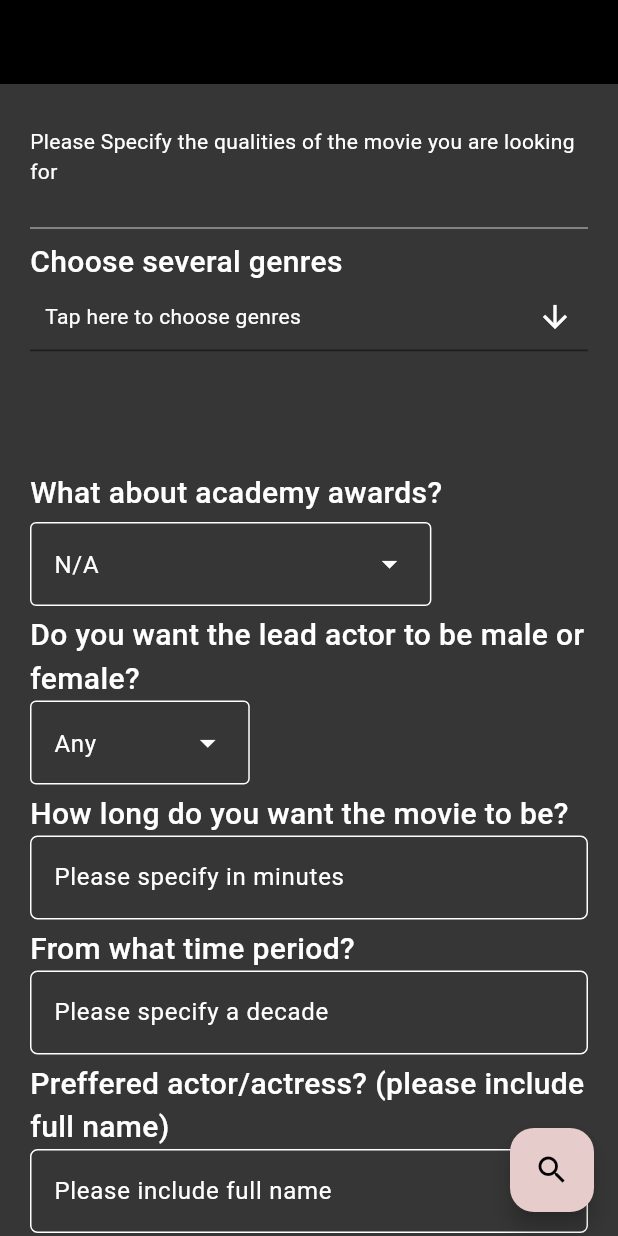
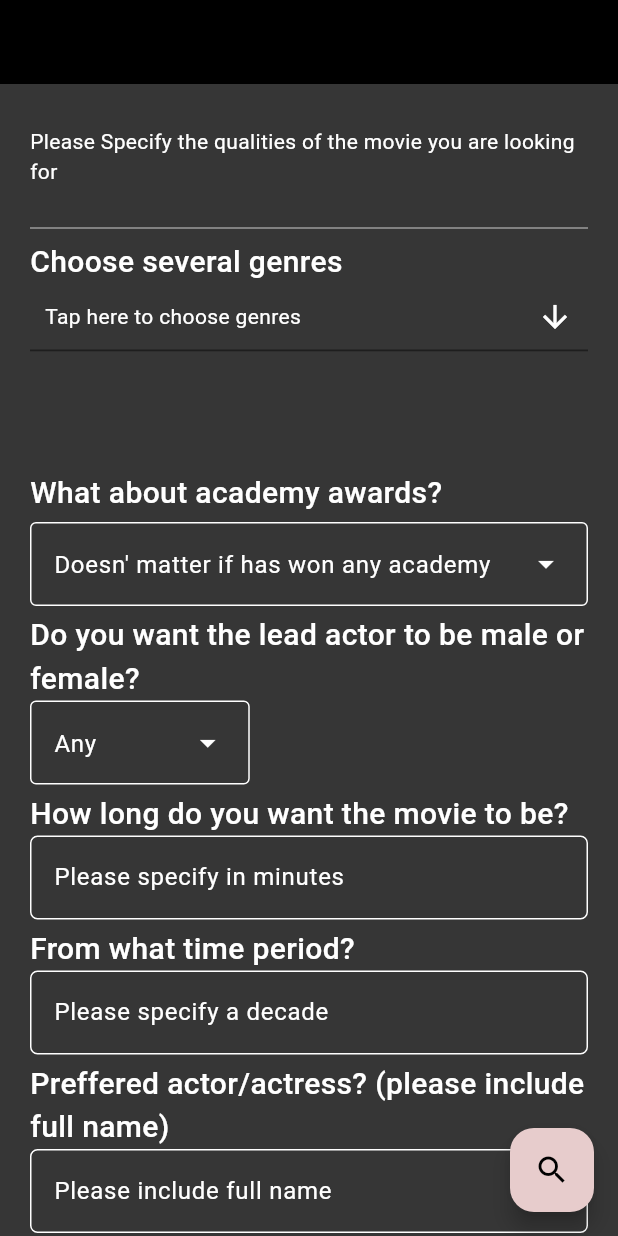
Before and after one commit to Iamyouandwhatiseeisme/CinemApp, a Flutter app: the screen it shows after launch, on a phone screen of 412 x 824 dp. Run offline on Flutter 3.47's test engine with Material 3 defaults, Android fonts, the phone set to English and light mode, and no system bars; drawn by our look-alikes of multi_select_flutter; our stand-ins replace animated_text_kit, bloc, equatable, flutter_bloc, flutter_dotenv, flutter_markdown and 2 more; Roboto replaces fonts that are missing (Telegraf).

```diff
--- a/lib/data/enum/awards.dart
+++ b/lib/data/enum/awards.dart
@@ -1,7 +1,7 @@
 enum Awards {
-  winner('Academy awards winner'),
-  nominee('Academy awards nominee'),
-  any('N/A');
+  winner('is An Academy awards winner'),
+  nominee('is An Academy awards nominee'),
+  any('doesn\' matter if has won any academy awards');
 
   const Awards(
     this.value,
--- a/lib/presentation/pages/initial_page/initial_page.dart
+++ b/lib/presentation/pages/initial_page/initial_page.dart
@@ -1,15 +1,10 @@
 // ignore_for_file: public_member_api_docs, sort_constructors_first
-import 'dart:ffi';
 
-import 'package:cinemapp/bloc/cubit/remote_data_base_cubit.dart';
 import 'package:cinemapp/bloc/cubit/remote_data_base_messanger_cubit.dart';
-import 'package:cinemapp/bloc/cubit/remote_data_base_state.dart';
-import 'package:cinemapp/presentation/pages/initial_page/widgets/message_widget.dart';
 import 'package:flutter/material.dart';
 
 import 'package:cinemapp/presentation/presentation.dart';
 import 'package:flutter_bloc/flutter_bloc.dart';
-import 'package:google_generative_ai/google_generative_ai.dart';
 
 import '../../../data/data.dart';
 
@@ -26,8 +21,8 @@ class _InitialPageState extends State<InitialPage> {
   final TextEditingController movieLengthController = TextEditingController();
   final TextEditingController timePeriodController = TextEditingController();
   final TextEditingController prefferedActor = TextEditingController();
-  final TextEditingController chatController = TextEditingController();
-  final ScrollController chatScrollController = ScrollController();
+  final TextEditingController mainActorSex = TextEditingController();
+  final TextEditingController prefferedAwards = TextEditingController();
 
   List<String> awards = [
     Awards.any.value,
@@ -59,8 +54,8 @@ class _InitialPageState extends State<InitialPage> {
     prefferedActor.dispose();
     movieLengthController.dispose();
     timePeriodController.dispose();
-    chatController.dispose();
-    chatScrollController.dispose();
+    mainActorSex.dispose();
+    prefferedAwards.dispose();
 
     super.dispose();
   }
@@ -109,6 +104,7 @@ class _InitialPageState extends State<InitialPage> {
                 height: 5,
               ),
               CustomDropDownMenu(
+                controller: prefferedAwards,
                 options: awards,
                 initialSelection: Awards.any.value,
               ),
@@ -120,7 +116,9 @@ class _InitialPageState extends State<InitialPage> {
                 style: TextStyle(fontSize: 20, fontWeight: FontWeight.w500),
               ),
               CustomDropDownMenu(
-                  options: mainActor, initialSelection: MainActorSex.any.value),
+                  controller: mainActorSex,
+                  options: mainActor,
+                  initialSelection: MainActorSex.any.value),
               const SizedBox(
                 height: 5,
               ),
@@ -159,8 +157,12 @@ class _InitialPageState extends State<InitialPage> {
         onPressed: () async {
           await BlocProvider.of<RemoteDataBaseMessangerCubit>(context)
               .sendChatMessage(
-                  'Please list me 10 movies that star Leonardo Dicaprio');
-          Navigator.pushNamed(context, NavigatorClient.chatScreen);
+            'Please list me 10 movies that star ${prefferedActor.text} and is from ${timePeriodController.text} is ${movieLengthController.text} maximum minutes long and prefferably stars a main character of ${mainActorSex.text} gender,${prefferedAwards.text} and is ${selectedGenres.toList()} ',
+          );
+
+          if (context.mounted) {
+            Navigator.pushNamed(context, NavigatorClient.chatScreen);
+          }
         },
         tooltip: 'Find',
         child: const Icon(Icons.search),
--- a/lib/presentation/themes/dark_theme.dart
+++ b/lib/presentation/themes/dark_theme.dart
@@ -6,6 +6,6 @@ ThemeData darkTheme = ThemeData(
   brightness: Brightness.dark,
   colorScheme: const ColorScheme.dark(
       surface: Color(0xff363636),
-        background: Color(0xff121212),
       primary: Color.fromARGB(255, 231, 204, 204),
-        secondary: Color(0xff8685E7)));
+      secondary: Colors.grey),
+);
--- a/lib/presentation/themes/light_theme.dart
+++ b/lib/presentation/themes/light_theme.dart
@@ -6,6 +6,4 @@ ThemeData lightTheme = ThemeData(
     appBarTheme:
         const AppBarTheme(iconTheme: IconThemeData(color: Colors.black)),
     colorScheme: const ColorScheme.light(
-        background: Color.fromARGB(255, 248, 232, 186),
-        primary: Color.fromARGB(255, 246, 239, 217),
-        secondary: Colors.grey));
+        primary: Color.fromARGB(255, 246, 239, 217), secondary: Colors.grey));
--- a/lib/presentation/widgets/custom_drop_down_menu.dart
+++ b/lib/presentation/widgets/custom_drop_down_menu.dart
@@ -6,11 +6,13 @@ import '../../main.dart';
 class CustomDropDownMenu extends StatelessWidget {
   final List<String> options;
   final String initialSelection;
+  final TextEditingController controller;
 
   const CustomDropDownMenu({
     super.key,
     required this.options,
     required this.initialSelection,
+    required this.controller,
   });
 
   @override
@@ -18,6 +20,7 @@ class CustomDropDownMenu extends StatelessWidget {
     final StringManager stringManager = sl.get<StringManager>();
 
     return DropdownMenu<String>(
+      controller: controller,
       initialSelection: initialSelection,
       dropdownMenuEntries: options.map<DropdownMenuEntry<String>>(
         (String option) {
--- a/pubspec.yaml
+++ b/pubspec.yaml
@@ -48,6 +48,7 @@ dependencies:
   google_generative_ai: ^0.2.2
   equatable: ^2.0.5
   flutter_markdown: ^0.6.21
+
 
 dev_dependencies:
   flutter_test:
```
Also changed, not shown: lib/presentation/pages/chat_screen/chat_screen.dart (+111 -4 lines), lib/presentation/pages/initial_page/widgets/message_widget.dart (+20 -3 lines). Lines whose indentation alone changed are shown as unchanged.
